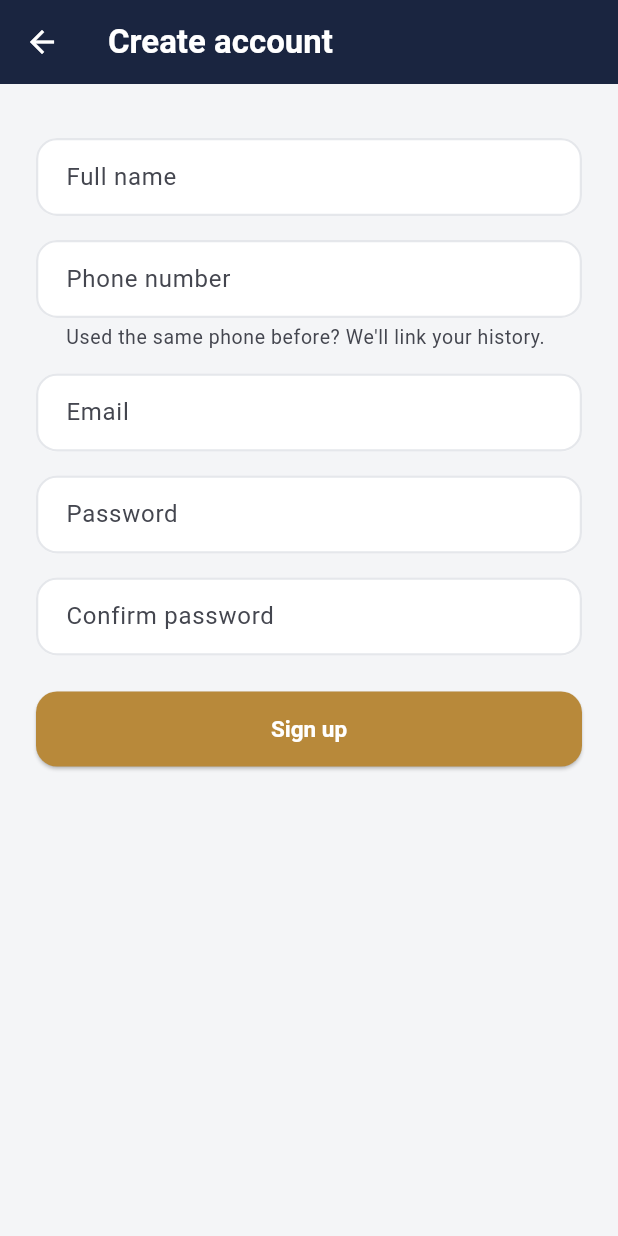
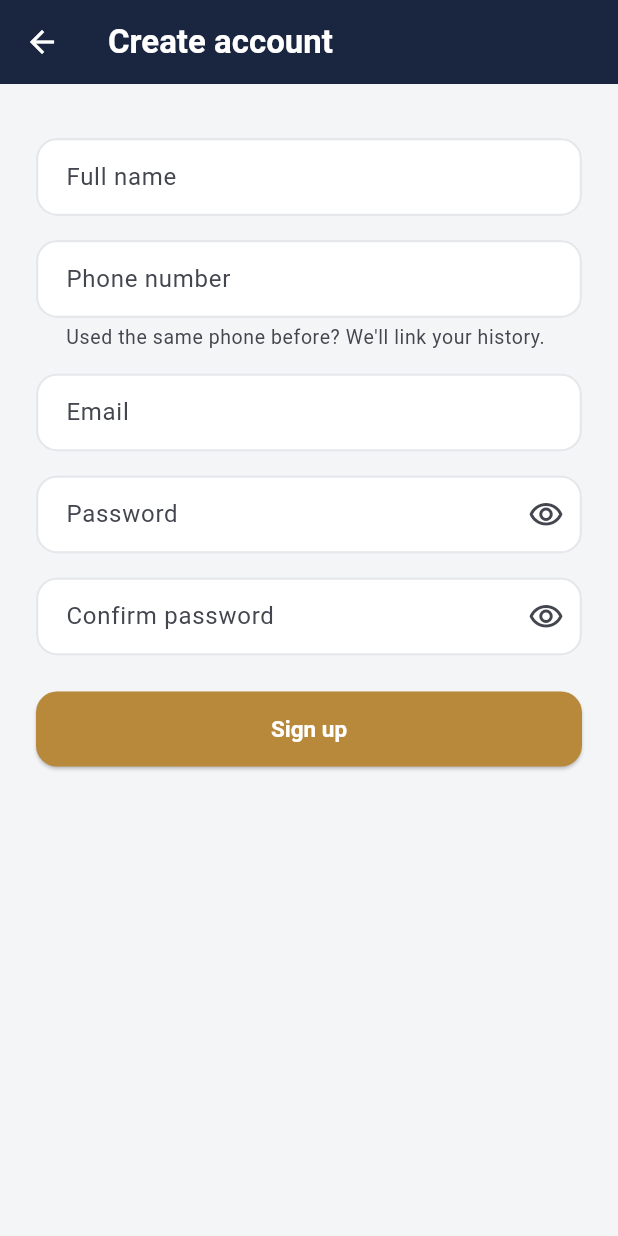
Before and after one commit to rodgersBRY/booking-platform, a Flutter app: the SignupPage screen opened by its route, on a phone screen of 412 x 824 dp. Run offline on Flutter 3.47's test engine with Material 3 defaults, Android fonts, the phone set to English and light mode, and no system bars; our stand-ins replace cached_network_image, dio, flutter_dotenv, flutter_secure_storage, get, shimmer; accounts and stored records are empty.

Commit message:
FEAT: add show/hide toggle to password fields on login and signup

```diff
--- a/mobile/lib/app/modules/login/login_page.dart
+++ b/mobile/lib/app/modules/login/login_page.dart
@@ -3,6 +3,7 @@ import 'package:get/get.dart';
 
 import '../../routes/app_routes.dart';
 import '../../theme/app_colors.dart';
+import '../../widgets/password_field.dart';
 import 'login_controller.dart';
 
 class LoginPage extends GetView<LoginController> {
@@ -24,9 +25,8 @@ class LoginPage extends GetView<LoginController> {
               onChanged: (v) => controller.email.value = v,
             ),
             const SizedBox(height: 16),
-            TextField(
-              decoration: const InputDecoration(labelText: 'Password'),
-              obscureText: true,
+            PasswordField(
+              label: 'Password',
               onChanged: (v) => controller.password.value = v,
             ),
             const SizedBox(height: 24),
--- a/mobile/lib/app/modules/signup/signup_page.dart
+++ b/mobile/lib/app/modules/signup/signup_page.dart
@@ -2,6 +2,7 @@ import 'package:flutter/material.dart';
 import 'package:get/get.dart';
 
 import '../../theme/app_colors.dart';
+import '../../widgets/password_field.dart';
 import 'signup_controller.dart';
 
 class SignupPage extends GetView<SignupController> {
@@ -37,15 +38,13 @@ class SignupPage extends GetView<SignupController> {
               onChanged: (v) => controller.email.value = v,
             ),
             const SizedBox(height: 16),
-            TextField(
-              decoration: const InputDecoration(labelText: 'Password'),
-              obscureText: true,
+            PasswordField(
+              label: 'Password',
               onChanged: (v) => controller.password.value = v,
             ),
             const SizedBox(height: 16),
-            TextField(
-              decoration: const InputDecoration(labelText: 'Confirm password'),
-              obscureText: true,
+            PasswordField(
+              label: 'Confirm password',
               onChanged: (v) => controller.confirmPassword.value = v,
             ),
             const SizedBox(height: 24),
--- /dev/null
+++ b/mobile/lib/app/widgets/password_field.dart
@@ -0,0 +1,39 @@
+import 'package:flutter/material.dart';
+
+/// TextField for password entry with a show/hide toggle. Visibility is
+/// local UI state — it doesn't belong on the GetX controller.
+class PasswordField extends StatefulWidget {
+  final String label;
+  final String? helperText;
+  final ValueChanged<String> onChanged;
+
+  const PasswordField({
+    super.key,
+    required this.label,
+    required this.onChanged,
+    this.helperText,
+  });
+
+  @override
+  State<PasswordField> createState() => _PasswordFieldState();
+}
+
+class _PasswordFieldState extends State<PasswordField> {
+  bool _obscured = true;
+
+  @override
+  Widget build(BuildContext context) {
+    return TextField(
+      decoration: InputDecoration(
+        labelText: widget.label,
+        helperText: widget.helperText,
+        suffixIcon: IconButton(
+          icon: Icon(_obscured ? Icons.visibility_outlined : Icons.visibility_off_outlined),
+          onPressed: () => setState(() => _obscured = !_obscured),
+        ),
+      ),
+      obscureText: _obscured,
+      onChanged: widget.onChanged,
+    );
+  }
+}
```
